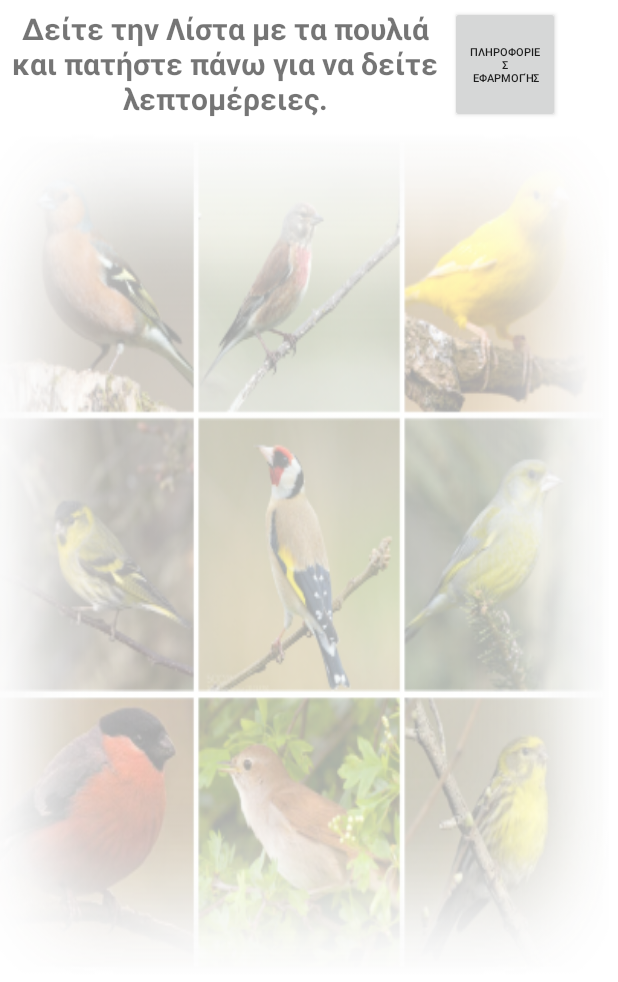
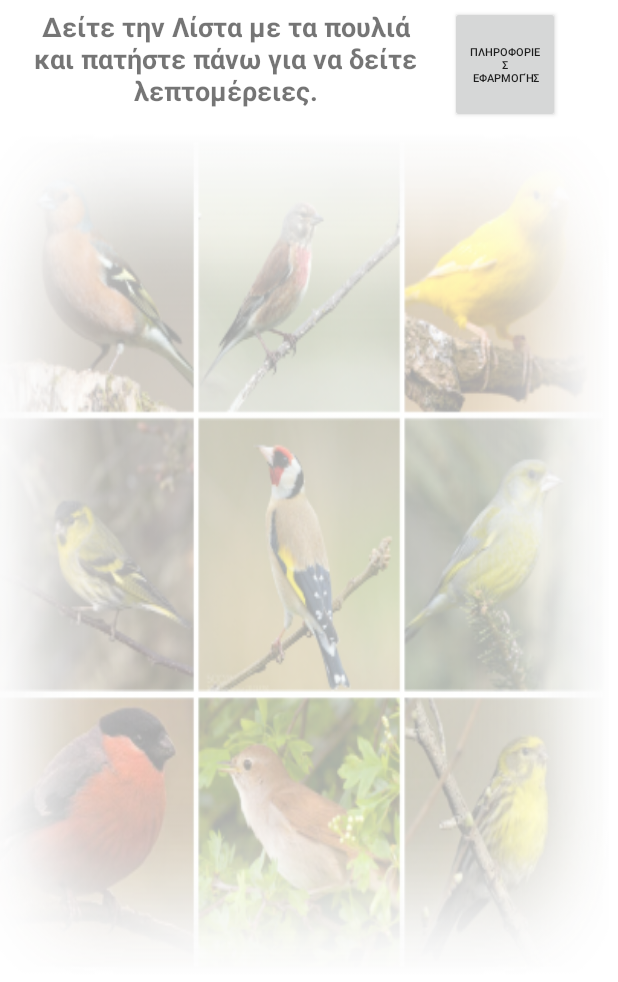
Before and after one commit to nikolaknik/GreekBirds, an Android app: the screen it shows after launch (ListaPoulionActivity), on a phone screen of 412 x 824 dp. Shown: the top 982 px of the screen. Run offline under Robolectric (Android 15) with nearby library versions, the phone set to English and light mode, and no system bars; our stand-ins replace AdMob.

Commit message:
alkioni+textsize

```diff
--- a/app/src/main/java/gr/odikapoulia/greekbirds/QueryInsert.java
+++ b/app/src/main/java/gr/odikapoulia/greekbirds/QueryInsert.java
@@ -70,7 +70,7 @@ public class QueryInsert {
 }
 
 
-//,('','','','ok')
+//,('','','','ok') μαυροσκουφης, φυλλοσκόπος
 /**
  *
  <strong>Επιστημονική Ονομασία:</strong><br/>
--- a/app/src/main/res/layout/lista_poulion.xml
+++ b/app/src/main/res/layout/lista_poulion.xml
@@ -16,7 +16,7 @@
         android:text="@string/listatop"
         android:textAlignment="center"
         android:textIsSelectable="false"
-        android:textSize="20sp"
+        android:textSize="18sp"
         android:textStyle="bold"
         app:layout_constraintEnd_toStartOf="@+id/infoButton"
         app:layout_constraintLeft_toLeftOf="parent"
--- a/app/src/main/res/layout/lista_poulion_texts.xml
+++ b/app/src/main/res/layout/lista_poulion_texts.xml
@@ -28,7 +28,7 @@
             android:layout_weight="1"
             android:ems="10"
             android:text="Id"
-            android:textSize="20sp"
+            android:textSize="19sp"
             android:textStyle="bold" />
 
         <TextView
@@ -40,7 +40,7 @@
             android:ems="10"
             android:gravity="center_horizontal|center"
             android:text="Bird Name"
-            android:textSize="20sp"
+            android:textSize="19sp"
             android:textStyle="bold" />
 
         <ImageView
```
